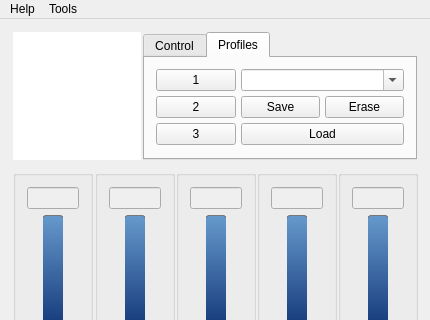
Before: the Qt Designer form gui_mainwindow.ui in Shub77/phoebetria-code, drawn with Qt 5; both pictures show x 0 to 430 and y 0 to 320 of the 430 by 510 pixel window.
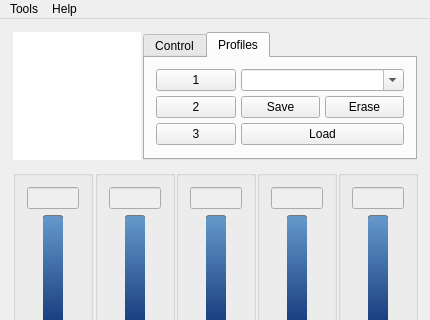
After: the same form once the commit is applied. Icons and pictures are not drawn.

Commit message: removed some menu tests

What changed in the file:
```diff
--- a/gui_mainwindow.ui
+++ b/gui_mainwindow.ui
@@ -2198,8 +2198,8 @@
      <string>Tools</string>
     </property>
    </widget>
-   <addaction name="menuHelp"/>
    <addaction name="menuTools"/>
+   <addaction name="menuHelp"/>
   </widget>
   <widget class="QStatusBar" name="statusBar"/>
   <action name="actionAbout">
```
Left out of the diff: 23 changed lines with no effect on the pictures.
